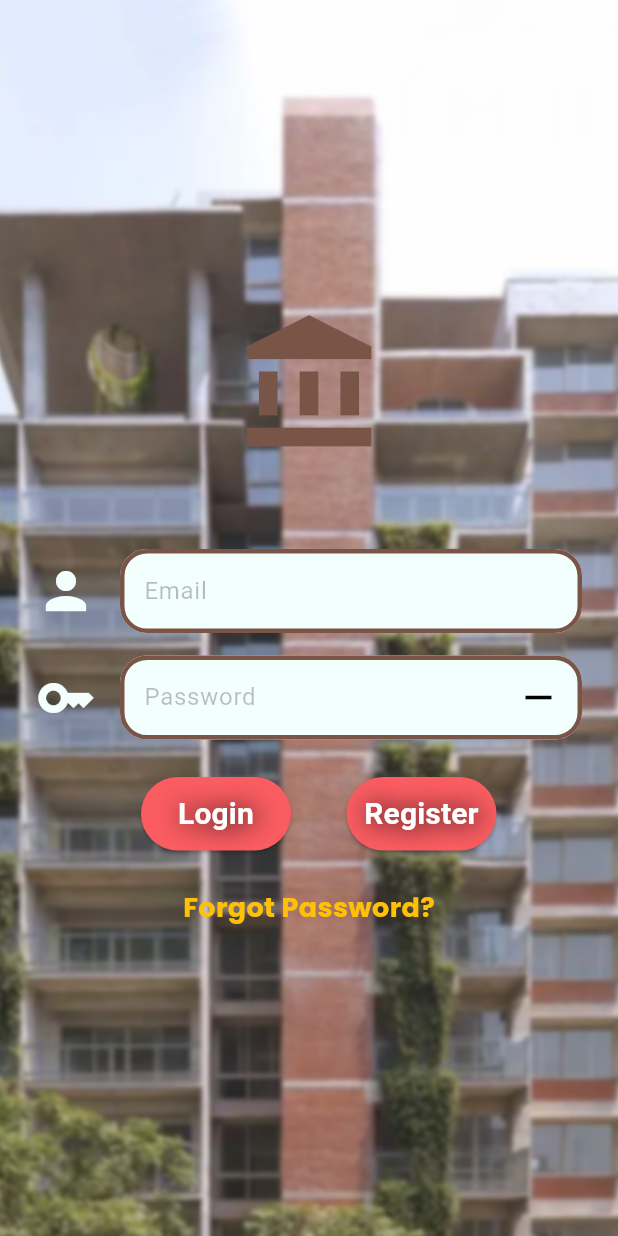
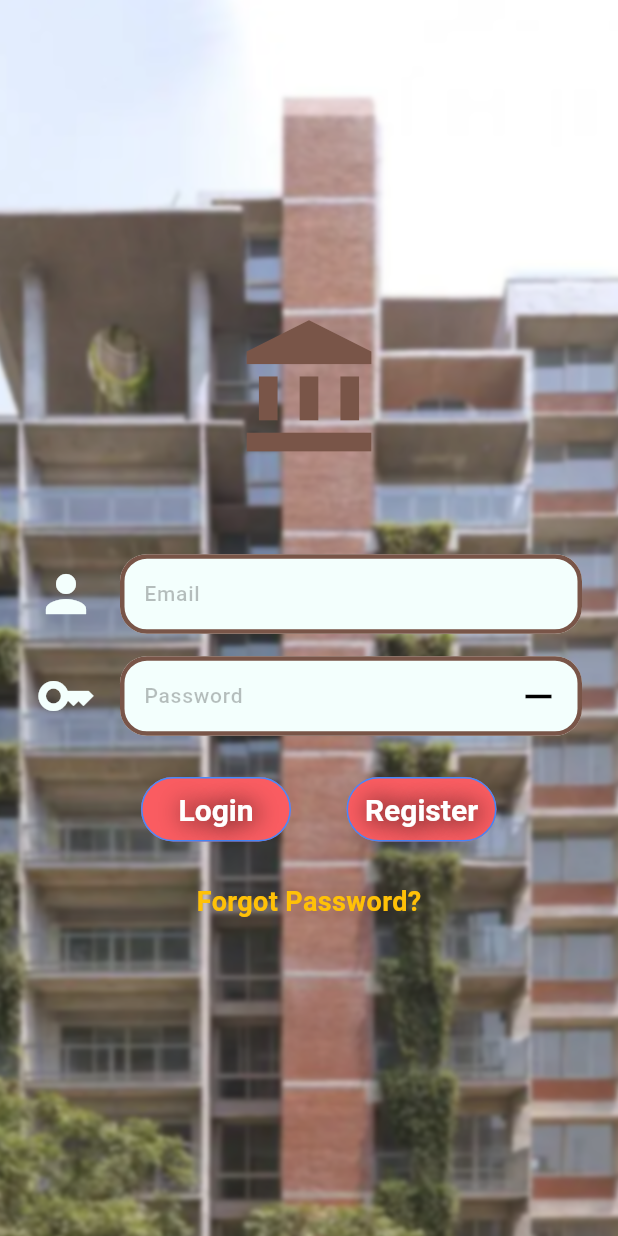
Before and after one commit to IFTI612/vhara_hobe_v1, a Flutter app: the screen it shows after launch, on a phone screen of 412 x 824 dp. Run offline on Flutter 3.47's test engine with Material 3 defaults, Android fonts, the phone set to English and light mode, and no system bars; our stand-ins replace firebase_auth, firebase_core, get, google_fonts; accounts and stored records are empty.

```diff
--- a/lib/main.dart
+++ b/lib/main.dart
@@ -30,9 +30,10 @@ class MyApp extends StatelessWidget {
   Widget build(BuildContext context) {
     return MaterialApp(
       debugShowCheckedModeBanner: false,
+      themeMode: ThemeMode.system,
       theme: AppTheme.lightTheme,
       darkTheme: AppTheme.darkTheme,
-      themeMode: ThemeMode.system,
+
       home: splash(),
 
 
--- /dev/null
+++ b/lib/src/utils/theme/appbar_theme.dart
@@ -0,0 +1,32 @@
+import 'package:flutter/material.dart';
+
+class AppbarTheme{
+  AppbarTheme._() ;
+
+  static const lightAppbarTheme = AppBarTheme(
+    elevation: 0,
+    scrolledUnderElevation: 0,
+    centerTitle: false,///true kora lagle korbo
+    backgroundColor: Colors.transparent,
+    surfaceTintColor: Colors.transparent,
+    iconTheme: IconThemeData(color: Colors.black,size: 24),
+    actionsIconTheme: IconThemeData(color: Colors.black,size: 24),
+    titleTextStyle: TextStyle(fontSize: 18,fontWeight: FontWeight.w600,color: Colors.black),
+
+
+  );
+  static const darkAppbarTheme = AppBarTheme(
+
+    elevation: 0,
+    scrolledUnderElevation: 0,
+    centerTitle: false,///true kora lagle korbo
+    backgroundColor: Colors.transparent,
+    surfaceTintColor: Colors.transparent,
+    iconTheme: IconThemeData(color: Colors.black,size: 24),
+    actionsIconTheme: IconThemeData(color: Colors.white,size: 24),
+    titleTextStyle: TextStyle(fontSize: 18,fontWeight: FontWeight.w600,color: Colors.white),
+
+  );
+
+
+}
--- /dev/null
+++ b/lib/src/utils/theme/bottom_sheet_theme.dart
@@ -0,0 +1,22 @@
+import 'package:flutter/material.dart';
+
+class BottomSheetTheme {
+
+  BottomSheetTheme._();
+
+  static BottomSheetThemeData lightBottomSheetTheme = BottomSheetThemeData(
+    showDragHandle: true,
+    backgroundColor: Colors.white,
+    modalBackgroundColor: Colors.white,
+    constraints: const BoxConstraints(minWidth: double.infinity),
+    shape: RoundedRectangleBorder(borderRadius: BorderRadius.circular(16)),
+  );
+
+  static BottomSheetThemeData darkBottomSheetTheme = BottomSheetThemeData(
+    showDragHandle: true,
+    backgroundColor: Colors.black,
+    modalBackgroundColor: Colors.black,
+    constraints: const BoxConstraints(minWidth: double.infinity),
+    shape: RoundedRectangleBorder(borderRadius: BorderRadius.circular(16)),
+  );
+}
--- /dev/null
+++ b/lib/src/utils/theme/elevated_button_theme.dart
@@ -0,0 +1,33 @@
+import 'package:flutter/material.dart';
+
+class MElevatedButtonTheme{
+  MElevatedButtonTheme._();
+
+  static final lightElevatedButtonTheme = ElevatedButtonThemeData(
+    style: ElevatedButton.styleFrom(
+      elevation: 0,
+      foregroundColor: Colors.white,
+      backgroundColor: Colors.blueAccent,
+      disabledBackgroundColor: Colors.grey,
+      disabledForegroundColor: Colors.grey,
+      side: const BorderSide(color: Colors.blueAccent),
+      padding:const EdgeInsets.symmetric(vertical: 18) ,
+      textStyle: const TextStyle(fontSize: 16,color: Colors.white,fontWeight: FontWeight.w600),
+      shape: RoundedRectangleBorder(borderRadius: BorderRadius.circular(12.0)),
+    ),
+  );
+
+  static final darkElevatedButtonTheme = ElevatedButtonThemeData(
+    style: ElevatedButton.styleFrom(
+      elevation: 0,
+      foregroundColor: Colors.white,
+      backgroundColor: Colors.blueAccent,
+      disabledBackgroundColor: Colors.grey,
+      disabledForegroundColor: Colors.grey,
+      side: const BorderSide(color: Colors.blueAccent),
+      padding:const EdgeInsets.symmetric(vertical: 18) ,
+      textStyle: const TextStyle(fontSize: 16,color: Colors.white,fontWeight: FontWeight.w600),
+      shape: RoundedRectangleBorder(borderRadius: BorderRadius.circular(12.0)),
+    ),
+  );
+}
--- /dev/null
+++ b/lib/src/utils/theme/text_field_theme.dart
@@ -0,0 +1,9 @@
+import 'package:flutter/material.dart';
+
+class TextFormField{
+  TextFormField._();
+
+  static const InputDecorationTheme lightInputDecorationTheme = InputDecorationTheme();
+  static const InputDecorationTheme darkInputDecorationTheme = InputDecorationTheme();
+
+}
--- a/lib/src/utils/theme/text_theme/text_theme.dart
+++ b/lib/src/utils/theme/text_theme/text_theme.dart
@@ -3,21 +3,43 @@ import 'package:flutter/material.dart';
 import 'package:google_fonts/google_fonts.dart';
 
 class TTextTheme {
+
+  TTextTheme._();
   static TextTheme lightTextTheme = TextTheme(
+    headlineLarge: const TextStyle().copyWith(fontSize: 32.0,fontWeight: FontWeight.bold,color: Colors.black),
+    headlineMedium: const TextStyle().copyWith(fontSize: 24.0,fontWeight: FontWeight.w600,color: Colors.black),
+    headlineSmall: const TextStyle().copyWith(fontSize: 18.0,fontWeight: FontWeight.w600,color: Colors.black),
 
-    headlineLarge: GoogleFonts.montserrat(color:Colors.black87,fontSize: 50,fontWeight: FontWeight.bold),
-    titleMedium: GoogleFonts.montserrat(color:Colors.black87,fontSize: 16),
-    bodyMedium: GoogleFonts.poppins(color: Colors.deepPurple, fontSize: 12),
+    titleLarge: const TextStyle().copyWith(fontSize: 16.0,fontWeight: FontWeight.w500,color: Colors.black),
+    titleMedium: const TextStyle().copyWith(fontSize: 16.0,fontWeight: FontWeight.w500,color: Colors.black),
+    titleSmall: const TextStyle().copyWith(fontSize: 16.0,fontWeight: FontWeight.w400,color: Colors.black),
 
 
+    bodyLarge: const TextStyle().copyWith(fontSize: 14.0,fontWeight: FontWeight.w500,color: Colors.black),
+    bodyMedium: const TextStyle().copyWith(fontSize: 14.0,fontWeight: FontWeight.normal,color: Colors.black),
+    bodySmall: const TextStyle().copyWith(fontSize: 14.0,fontWeight: FontWeight.w500,color: Colors.black.withOpacity(0.5)),
 
+    labelLarge: const TextStyle().copyWith(fontSize: 12.0,fontWeight: FontWeight.normal,color: Colors.black),
+    labelMedium: const TextStyle().copyWith(fontSize: 12.0,fontWeight: FontWeight.normal,color: Colors.black.withOpacity(0.5)),
 
 
   );
   static TextTheme darkTextTheme = TextTheme(
-    headlineLarge: GoogleFonts.montserrat(color:Colors.white70,fontSize: 50,fontWeight: FontWeight.bold),
-    titleMedium: GoogleFonts.montserrat(color:Colors.white70,fontSize: 16),
-    bodyMedium: GoogleFonts.poppins(color: Colors.white60, fontSize: 12),
 
+    headlineLarge: const TextStyle().copyWith(fontSize: 32.0,fontWeight: FontWeight.bold,color: Colors.white),
+    headlineMedium: const TextStyle().copyWith(fontSize: 24.0,fontWeight: FontWeight.w600,color: Colors.white),
+    headlineSmall: const TextStyle().copyWith(fontSize: 18.0,fontWeight: FontWeight.w600,color: Colors.white),
+
+    titleLarge: const TextStyle().copyWith(fontSize: 16.0,fontWeight: FontWeight.w500,color: Colors.white),
+    titleMedium: const TextStyle().copyWith(fontSize: 16.0,fontWeight: FontWeight.w500,color: Colors.white),
+    titleSmall: const TextStyle().copyWith(fontSize: 16.0,fontWeight: FontWeight.w400,color: Colors.white),
+
+
+    bodyLarge: const TextStyle().copyWith(fontSize: 14.0,fontWeight: FontWeight.w500,color: Colors.white),
+    bodyMedium: const TextStyle().copyWith(fontSize: 14.0,fontWeight: FontWeight.normal,color: Colors.white),
+    bodySmall: const TextStyle().copyWith(fontSize: 14.0,fontWeight: FontWeight.w500,color: Colors.white.withOpacity(0.5)),
+
+    labelLarge: const TextStyle().copyWith(fontSize: 12.0,fontWeight: FontWeight.normal,color: Colors.white),
+    labelMedium: const TextStyle().copyWith(fontSize: 12.0,fontWeight: FontWeight.normal,color: Colors.white.withOpacity(0.5)),
   );
 }
--- a/lib/src/utils/theme/theme.dart
+++ b/lib/src/utils/theme/theme.dart
@@ -1,25 +1,33 @@
 import 'package:flutter/material.dart';
+import 'package:vhara_hobe_v1/src/utils/theme/appbar_theme.dart';
+import 'package:vhara_hobe_v1/src/utils/theme/bottom_sheet_theme.dart';
 import 'package:vhara_hobe_v1/src/utils/theme/text_theme/text_theme.dart';
+import 'elevated_button_theme.dart';
 
 class AppTheme{
 
+  AppTheme._();
   static ThemeData lightTheme=  ThemeData(
-    primarySwatch: Colors.amber,
+    useMaterial3: true,
+    fontFamily: 'Poppins',
     brightness: Brightness.light,
+    primaryColor: Colors.blueAccent,
     textTheme: TTextTheme.lightTextTheme,
-    appBarTheme: AppBarTheme(),
-    floatingActionButtonTheme: FloatingActionButtonThemeData(),
-    elevatedButtonTheme:
-    ElevatedButtonThemeData(style: ElevatedButton.styleFrom()),
+    scaffoldBackgroundColor:Colors.white ,
+    elevatedButtonTheme: MElevatedButtonTheme.lightElevatedButtonTheme,
+    appBarTheme: AppbarTheme.lightAppbarTheme,
+    bottomSheetTheme: BottomSheetTheme.lightBottomSheetTheme,
   );
   static ThemeData darkTheme=  ThemeData(
-    primarySwatch: Colors.amber,
+    useMaterial3: true,
+    fontFamily: 'Poppins',
     brightness: Brightness.dark,
+    primaryColor: Colors.blueAccent,
     textTheme: TTextTheme.darkTextTheme,
-    appBarTheme: AppBarTheme(),
-    floatingActionButtonTheme: FloatingActionButtonThemeData(),
-    elevatedButtonTheme:
-    ElevatedButtonThemeData(style: ElevatedButton.styleFrom()),
+    scaffoldBackgroundColor:Colors.black ,
+    elevatedButtonTheme: MElevatedButtonTheme.darkElevatedButtonTheme,
+    appBarTheme: AppbarTheme.darkAppbarTheme,
+    bottomSheetTheme: BottomSheetTheme.darkBottomSheetTheme,
   );
 
 }
```
